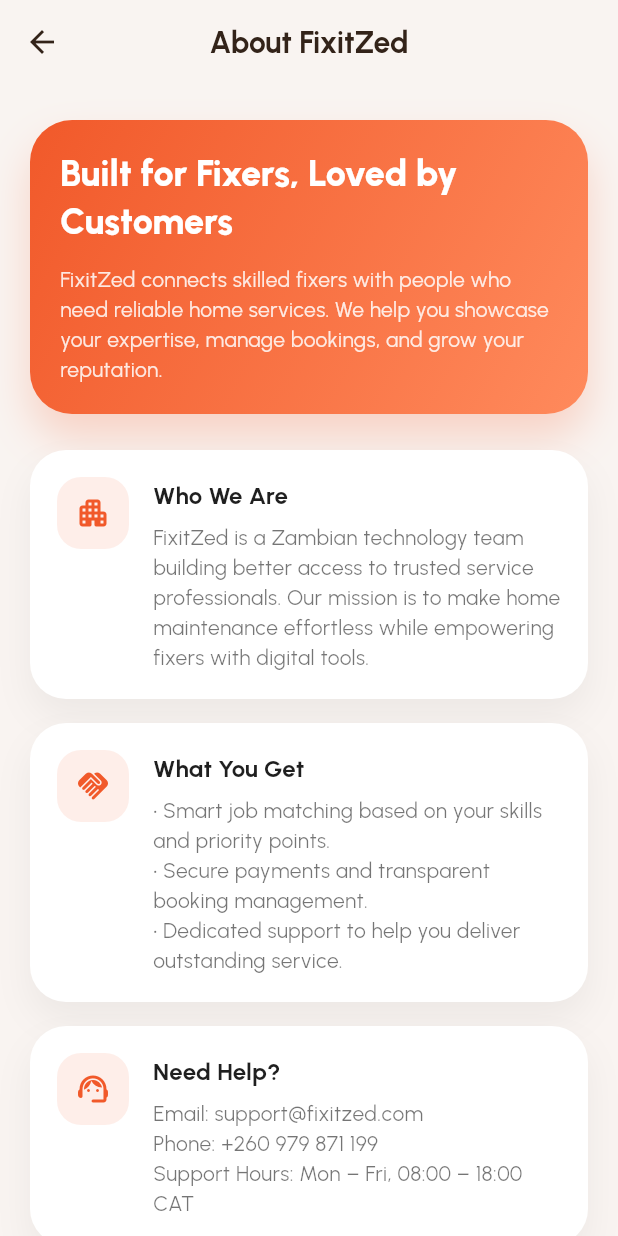
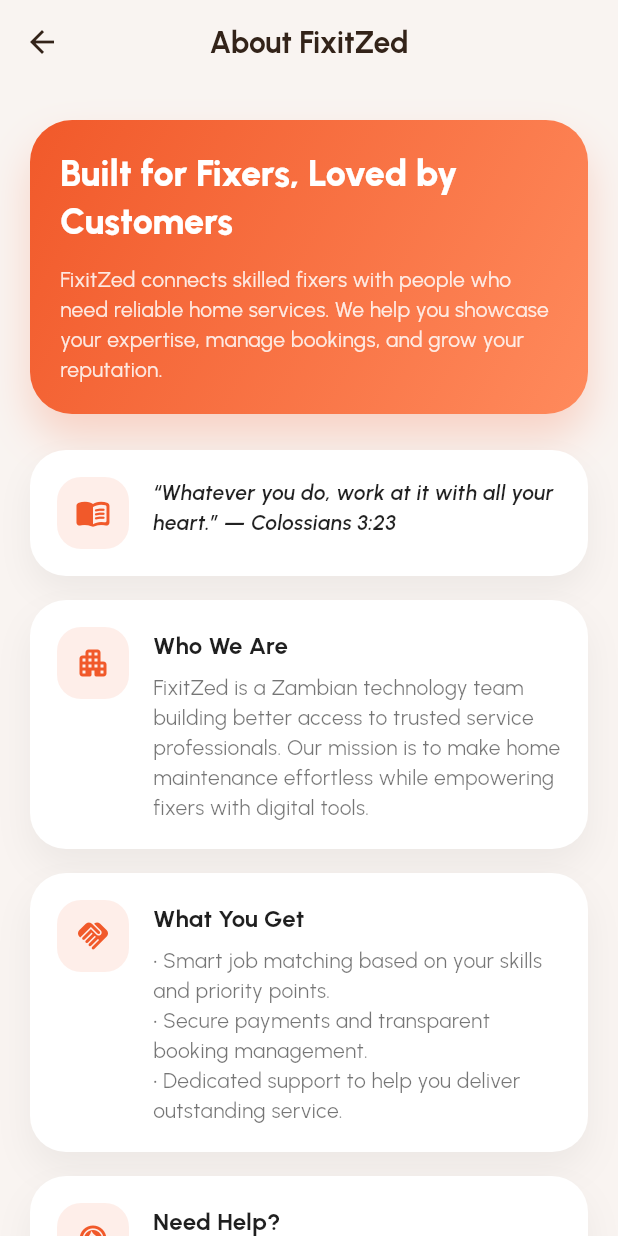
Before and after one commit to cosammalaika/Fixitzed-Fixer-App, a Flutter app: the AboutScreen screen opened by its route, on a phone screen of 412 x 824 dp. Run offline on Flutter 3.47's test engine with Material 3 defaults, Android fonts, the phone set to English and light mode, and no system bars; our stand-ins replace connectivity_plus, file_picker, firebase_core, firebase_messaging, flutter_local_notifications, flutter_riverpod and 5 more; accounts and stored records are empty; network calls fail.

Commit message:
Scripture added

```diff
--- a/lib/screens/about_screen.dart
+++ b/lib/screens/about_screen.dart
@@ -7,6 +7,8 @@ class AboutScreen extends StatelessWidget {
   static const String _supportEmail = 'support@fixitzed.com';
   static const String _supportPhone = '+260 979 871 199';
   static const String _supportHours = 'Mon – Fri, 08:00 – 18:00 CAT';
+  static const String _scripture =
+      '“Whatever you do, work at it with all your heart.” — Colossians 3:23';
 
   @override
   Widget build(BuildContext context) {
@@ -134,6 +136,48 @@ class AboutScreen extends StatelessWidget {
               ),
             ),
             const SizedBox(height: 24),
+            Container(
+              width: double.infinity,
+              padding: const EdgeInsets.all(18),
+              decoration: BoxDecoration(
+                color: Colors.white,
+                borderRadius: BorderRadius.circular(24),
+                boxShadow: [
+                  BoxShadow(
+                    color: Colors.black.withOpacity(0.05),
+                    blurRadius: 18,
+                    offset: const Offset(0, 10),
+                  ),
+                ],
+              ),
+              child: Row(
+                crossAxisAlignment: CrossAxisAlignment.start,
+                children: [
+                  Container(
+                    padding: const EdgeInsets.all(12),
+                    decoration: BoxDecoration(
+                      color: const Color(0x1AF1592A),
+                      borderRadius: BorderRadius.circular(16),
+                    ),
+                    child: const Icon(Icons.menu_book_rounded,
+                        color: Color(0xFFF1592A)),
+                  ),
+                  const SizedBox(width: 16),
+                  Expanded(
+                    child: Text(
+                      _scripture,
+                      style: textTheme.bodyMedium?.copyWith(
+                        color: Colors.black87,
+                        height: 1.45,
+                        fontStyle: FontStyle.italic,
+                        fontWeight: FontWeight.w600,
+                      ),
+                    ),
+                  ),
+                ],
+              ),
+            ),
+            const SizedBox(height: 16),
             infoCard(
               icon: Icons.apartment_rounded,
               title: 'Who We Are',
```
